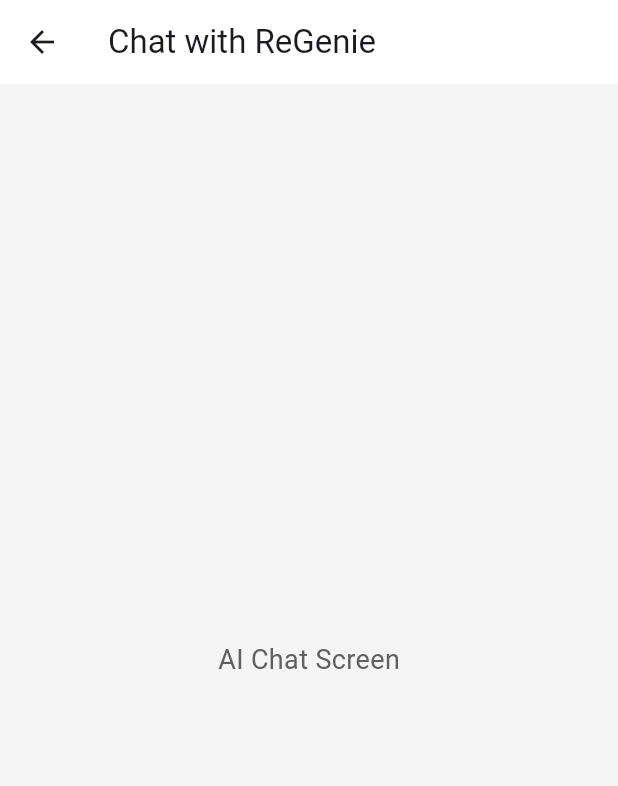
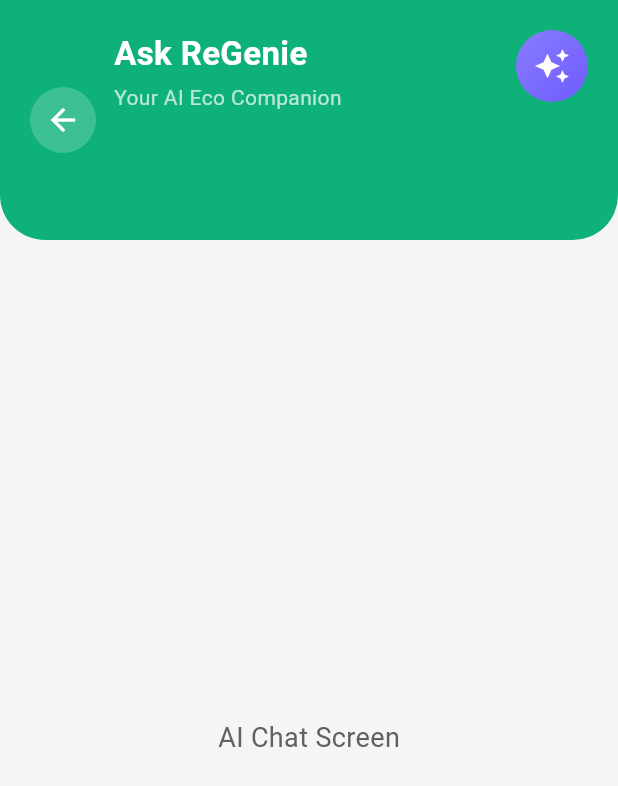
Before and after one commit to sam-in07/ReGenie, a Flutter app: the ChatScreen screen opened directly, on a phone screen of 412 x 824 dp. Shown: the top 786 px of the screen. Run offline on Flutter 3.47's test engine with Material 3 defaults, Android fonts, the phone set to English and light mode, and no system bars; our stand-ins replace cloud_firestore, dartz, equatable, firebase_auth, firebase_core, firebase_storage and 3 more; accounts and stored records are empty.

Commit message:
feat: Refactor ChatScreen UI with a reusable header
This commit refactors the `ChatScreen` to use a new reusable `PrimaryHeader` widget, replacing the standard `AppBar`.

- **`PrimaryHeader` Widget:**
  - Adds a new reusable `PrimaryHeader` widget with a default green background and rounded bottom corners.
  - The header is customizable for height, child widget, color, and border-radius.

- **`ChatScreen`:**
  - Replaces the previous `AppBar` with the new `PrimaryHeader`.
  - Implements a custom header layout that includes a back button, title ("Ask ReGenie"), subtitle, and a decorative icon button.

```diff
--- a/lib/presentation/Chat/Pages/chat_screen.dart
+++ b/lib/presentation/Chat/Pages/chat_screen.dart
@@ -1,30 +1,94 @@
 import 'package:flutter/material.dart';
-import 'package:regenie/presentation/widgets/app_text_style.dart';
+import 'package:regenie/presentation/widgets/primary_header.dart';
 
 class ChatScreen extends StatelessWidget {
   const ChatScreen({super.key});
 
   @override
   Widget build(BuildContext context) {
-    final size = MediaQuery.of(context).size;
-    final width = size.width;
-    final height = size.height;
+    final width = MediaQuery.of(context).size.width;
 
     return Scaffold(
       backgroundColor: const Color(0xFFF5F5F5),
-      appBar: AppBar(
-        title: const Text("Chat with ReGenie",
-          //  style: AppTextstyle.textStyle20blackW600
+
+      body: Column(
+        children: [
+          /// ✅ Green Rounded Header (Reusable)
+          PrimaryHeader(
+            height: 160,
+            child: Row(
+              mainAxisAlignment: MainAxisAlignment.spaceBetween,
+              crossAxisAlignment: CrossAxisAlignment.start,
+              children: [
+                // ✅ Back button + Titles
+                Row(
+                  children: [
+                    GestureDetector(
+                      onTap: () => Navigator.pop(context),
+                      child: Container(
+                        padding: const EdgeInsets.all(10),
+                        decoration: BoxDecoration(
+                          color: Colors.white.withOpacity(0.2),
+                          shape: BoxShape.circle,
                         ),
-        backgroundColor: Colors.white,
-        elevation: 0,
+                        child: const Icon(Icons.arrow_back, color: Colors.white),
                       ),
-      body: Center(
+                    ),
+                    const SizedBox(width: 12),
+
+                    // ✅ Titles
+                    Column(
+                      crossAxisAlignment: CrossAxisAlignment.start,
+                      children: const [
+                        Text(
+                          "Ask ReGenie",
+                          style: TextStyle(
+                            color: Colors.white,
+                            fontSize: 22,
+                            fontWeight: FontWeight.w600,
+                          ),
+                        ),
+                        SizedBox(height: 4),
+                        Text(
+                          "Your AI Eco Companion",
+                          style: TextStyle(
+                            color: Colors.white70,
+                            fontSize: 14,
+                          ),
+                        ),
+                      ],
+                    ),
+                  ],
+                ),
+
+                // ✅ Purple Star button
+                Container(
+                  padding: const EdgeInsets.all(12),
+                  decoration: const BoxDecoration(
+                    shape: BoxShape.circle,
+                    gradient: LinearGradient(
+                      colors: [Color(0xFF8A7CFD), Color(0xFF6D5BFF)],
+                      begin: Alignment.topLeft,
+                      end: Alignment.bottomRight,
+                    ),
+                  ),
+                  child: const Icon(Icons.auto_awesome, color: Colors.white),
+                ),
+              ],
+            ),
+          ),
+
+          /// ✅ Body content
+          Expanded(
+            child: Center(
               child: Text(
                 "AI Chat Screen",
                 style: TextStyle(fontSize: 18, color: Colors.grey[700]),
               ),
             ),
+          ),
+        ],
+      ),
     );
   }
 }
--- /dev/null
+++ b/lib/presentation/widgets/primary_header.dart
@@ -0,0 +1,33 @@
+import 'package:flutter/material.dart';
+
+class PrimaryHeader extends StatelessWidget {
+  final double height;
+  final Widget child;
+  final BorderRadiusGeometry borderRadius;
+  final Color color;
+
+  const PrimaryHeader({
+    super.key,
+    required this.child,
+    this.height = 180,
+    this.borderRadius = const BorderRadius.only(
+      bottomLeft: Radius.circular(30),
+      bottomRight: Radius.circular(30),
+    ),
+    this.color = const Color(0xFF0EB177), // Dark Eco Green
+  });
+
+  @override
+  Widget build(BuildContext context) {
+    return Container(
+      height: height,
+      width: double.infinity,
+      padding: const EdgeInsets.symmetric(horizontal: 20, vertical: 20),
+      decoration: BoxDecoration(
+        color: color,
+        borderRadius: borderRadius,
+      ),
+      child: child,
+    );
+  }
+}
```
Lines whose indentation alone changed are shown as unchanged.
